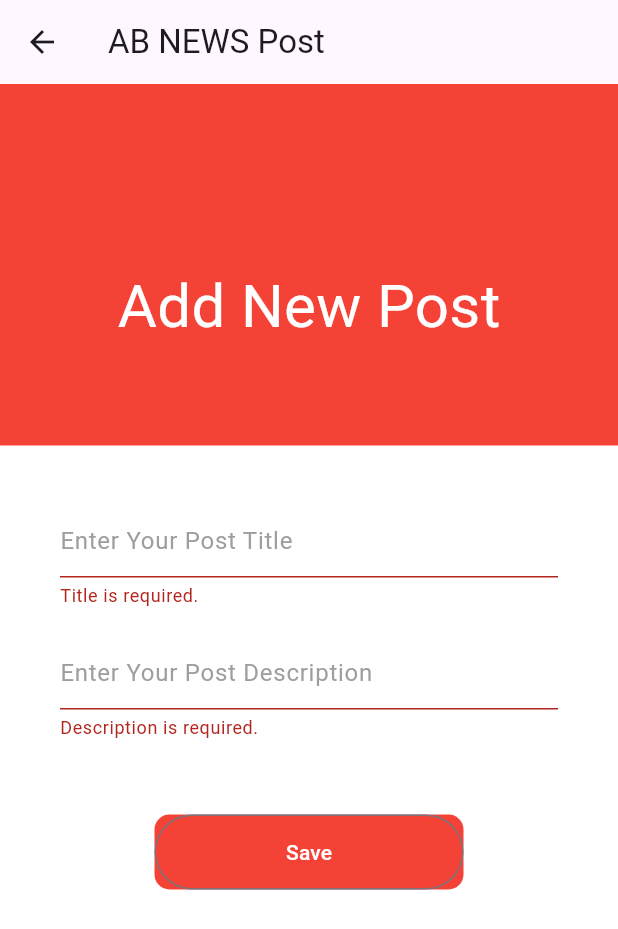
After one commit to kay-ab/ab_project, a Flutter app: the AddPost screen opened directly, after a tap on "Save", on a phone screen of 412 x 824 dp. The commit adds this screen. Shown: the top 929 px of the screen. Run offline on Flutter 3.47's test engine with Material 3 defaults, Android fonts, the phone set to English and light mode, and no system bars; our stand-ins replace dio, retrofit; generated files the repository leaves out were written again.

Commit message:
Add new post create

```diff
--- a/lib/auth/api_client.dart
+++ b/lib/auth/api_client.dart
@@ -18,4 +18,7 @@ abstract class ApiClient {
 
   @GET('/posts')
   Stream<List<Post>> getAllPosts(@Header('Authorization') String authApi);
+
+  @POST('/post')
+  Future<Message> createPost(@Header('Authorization') String authApi , @Body() Post post);
 }
--- /dev/null
+++ b/lib/ui/add_post.dart
@@ -0,0 +1,136 @@
+// import 'package:ab_project/auth/api_client.dart';
+// import 'package:ab_project/auth/login_status.dart';
+// import 'package:ab_project/auth/store.dart';
+// import 'package:ab_project/main.dart';
+// import 'package:ab_project/models/message.dart';
+// import 'package:ab_project/models/user.dart';
+// import 'package:ab_project/ui/register_screen.dart';
+// import 'package:dio/dio.dart';
+import 'package:ab_project/auth/api_client.dart';
+import 'package:ab_project/auth/store.dart';
+import 'package:ab_project/models/message.dart';
+import 'package:ab_project/models/post.dart';
+import 'package:ab_project/ui/home.dart';
+import 'package:dio/dio.dart';
+import 'package:flutter/material.dart';
+import 'package:provider/provider.dart';
+// import 'package:provider/provider.dart';
+
+class AddPost extends StatefulWidget {
+
+  @override
+  State<AddPost> createState() => _AddPostState();
+}
+
+class _AddPostState extends State<AddPost> {
+  String message = '';
+  @override
+  Widget build(BuildContext context) {
+
+    final key = GlobalKey<FormState>();
+    TextEditingController titleController = TextEditingController();
+    TextEditingController desController = TextEditingController();
+
+    return Scaffold(
+      appBar: AppBar(title: Text('AB NEWS Post')),
+      body: Container(
+        decoration: BoxDecoration(color: Colors.red),
+        width: double.infinity,
+        child: Column(children: [
+          SizedBox(height: 80,),
+          Padding(padding: EdgeInsets.all(20),
+            child: Column(children: [
+              SizedBox(height: 20,),
+              Center(child: Text('Add New Post', style: TextStyle(
+                color: Colors.white,
+                fontSize: 40,
+              ),)),
+              SizedBox(height: 15,),
+              Center(child: Text('${message}', style: TextStyle(
+                color: Colors.white,
+                fontSize: 20
+               ))),
+            ]),
+          ),
+          Expanded(child: Container(
+            decoration: BoxDecoration(
+              color: Colors.white,
+            ),
+            child: Padding(padding: EdgeInsets.all(30),
+              child:SingleChildScrollView(
+                child: Column(children: [
+                  Container(
+                    decoration: BoxDecoration(
+                      color: Colors.white,
+                    ),
+                    child: Column(children: [
+                      Form(
+                        key: key,
+                        child: Column(
+                        children: [
+                          Container(
+                            padding: EdgeInsets.all(10),
+                            child: TextFormField(
+                              controller: titleController,
+                              decoration: InputDecoration(
+                                hintText: 'Enter Your Post Title',
+                                hintStyle: TextStyle(color: Colors.grey)
+                              ),
+                              validator: (val) {
+                                if (val == null || val.isEmpty) {
+                                  return 'Title is required.';
+                                }
+                                return null;
+                              },
+                            ),
+                          ),
+                          Container(
+                            padding: EdgeInsets.all(10),
+                            child: TextFormField(
+                              controller: desController,
+                              decoration: InputDecoration(
+                                hintText: 'Enter Your Post Description',
+                                hintStyle: TextStyle(color: Colors.grey)
+                              ),
+                              validator: (val) {
+                                if (val == null || val.isEmpty) {
+                                  return 'Description is required.';
+                                }
+                                return null;
+                              },
+                            ),
+                          )
+                        ],
+                      )),
+                      SizedBox(height: 40,),
+                      Container(
+                        decoration: BoxDecoration(
+                          color: Colors.red,
+                          borderRadius: BorderRadius.circular(10)
+                        ),
+                        height: 50,
+                        width: MediaQuery.of(context).size.width * 0.5,
+                        child: OutlinedButton(onPressed: () async{
+                          if (key.currentState!.validate()) {
+                           Post post =  Post(0, titleController.text, desController.text);
+                           String api = Provider.of<Store>(context, listen: false).getApi();
+                           Message mess = await ApiClient(Dio()).createPost('Bearer ${api}', post);
+                           if (mess.status) {
+                            Navigator.push(context, MaterialPageRoute(builder: (context){
+                              return home();
+
+                            }));
+                           }
+                          }
+                        }, child: Text('Save', style: TextStyle(color: Colors.white),)),
+                      )
+                    ]),
+                  )
+                ]),
+              ),
+            ),))
+        ]),
+      ),
+    );
+  }
+}
--- a/lib/ui/home.dart
+++ b/lib/ui/home.dart
@@ -1,6 +1,7 @@
 import 'package:ab_project/auth/api_client.dart';
 import 'package:ab_project/auth/store.dart';
 import 'package:ab_project/models/post.dart';
+import 'package:ab_project/ui/add_post.dart';
 import 'package:dio/dio.dart';
 import 'package:flutter/material.dart';
 import 'package:provider/provider.dart';
@@ -33,7 +34,7 @@ class _homeState extends State<home>
     return Scaffold(
       appBar: AppBar(title: Text('Post List Page')),
       floatingActionButton: FloatingActionButton(onPressed: (){
-
+        Navigator.push(context, MaterialPageRoute(builder: (contex)=>AddPost()));
       }, child: Icon(Icons.add),),
       body: SingleChildScrollView(
         child: StreamBuilder<List<Post>>(stream: ApiClient(Dio()).getAllPosts('Bearer ${api}'),
@@ -43,7 +44,7 @@ class _homeState extends State<home>
               itemCount: snapShots.data!.length,
               itemBuilder: (context,index) {
                 return Container(
-                  padding: EdgeInsets.all(20),
+                  // padding: EdgeInsets.all(20),
                   child: Card(
                     child: Row(
                       mainAxisAlignment: MainAxisAlignment.spaceBetween,
```
Also changed, not shown: lib/auth/api_client.g.dart.
